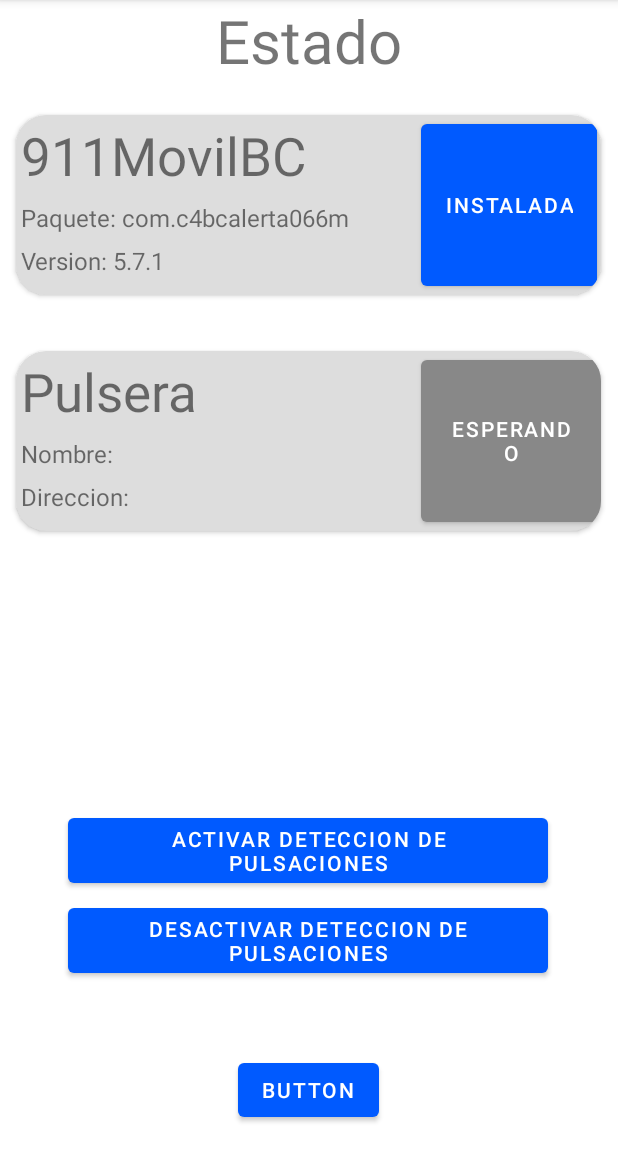
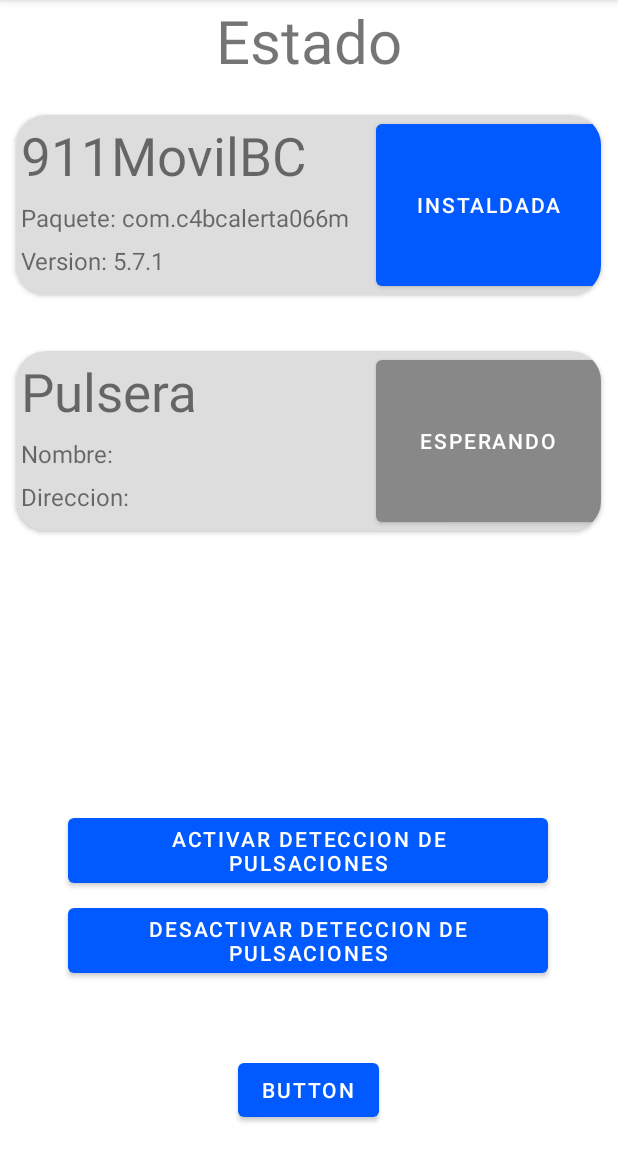
Before and after one commit to LISS-UABC-OFICIAL/SmartSOS, an Android app: the screen it shows after launch (MainActivity), on a phone screen of 412 x 824 dp, the part 84-1236 px from its top. Run offline under Robolectric (Android 15) with nearby library versions, the phone set to English and light mode, and no system bars.

Commit message:
Mejoras en la interfaz
- Agregados cambios menores en la interfaz para acomodar los textos de estado
- Agregada una restriccion que fuerza la aplicacion a mostrarse en modo vertical

```diff
--- a/app/src/main/AndroidManifest.xml
+++ b/app/src/main/AndroidManifest.xml
@@ -50,6 +50,7 @@
 
         <activity
             android:name=".MainActivity"
+            android:screenOrientation="portrait"
             android:exported="true">
             <intent-filter>
                 <action android:name="android.intent.action.MAIN" />
--- a/app/src/main/res/layout/activity_main.xml
+++ b/app/src/main/res/layout/activity_main.xml
@@ -4,7 +4,7 @@
     xmlns:tools="http://schemas.android.com/tools"
     android:layout_width="match_parent"
     android:layout_height="match_parent"
-
+    android:forceDarkAllowed="false"
     tools:context=".MainActivity">
 
     <androidx.cardview.widget.CardView
@@ -53,10 +53,10 @@
 
         <Button
             android:id="@+id/button911Estado"
-            android:layout_width="wrap_content"
+            android:layout_width="match_parent"
             android:layout_height="match_parent"
-            android:layout_marginStart="270dp"
-            android:text="Instalada" />
+            android:layout_marginStart="240dp"
+            android:text="Instaldada" />
     </androidx.cardview.widget.CardView>
 
     <TextView
@@ -133,9 +133,9 @@
 
         <Button
             android:id="@+id/buttonPulseraEstado"
-            android:layout_width="120dp"
+            android:layout_width="match_parent"
             android:layout_height="match_parent"
-            android:layout_marginStart="270dp"
+            android:layout_marginStart="240dp"
             android:text="Estado" />
     </androidx.cardview.widget.CardView>
 
```
